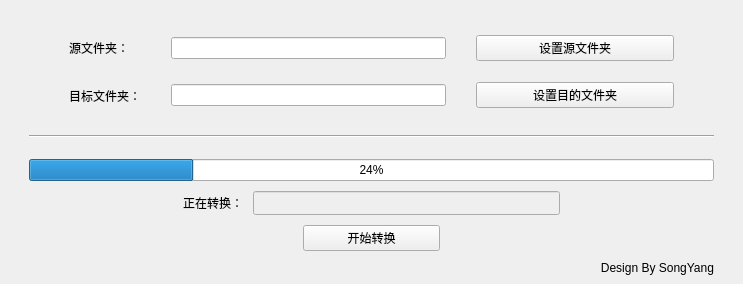
Qt form transdemo.ui (yourback/Data_Converter) before a commit.
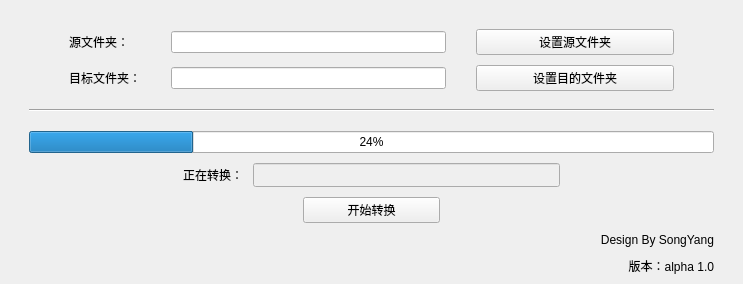
The same form after that commit. Icons and pictures are not drawn. Custom widgets are drawn as their Qt base class.

Commit message: generate executable file

What changed in the file:
```diff
--- a/transdemo.ui
+++ b/transdemo.ui
@@ -283,7 +283,7 @@
        </spacer>
       </item>
       <item>
-       <layout class="QVBoxLayout" name="verticalLayout_2" stretch="3,0,3,0,3,1">
+       <layout class="QVBoxLayout" name="verticalLayout_2" stretch="3,0,3,0,3,1,0">
         <property name="spacing">
          <number>10</number>
         </property>
@@ -456,6 +456,16 @@
           </property>
          </widget>
         </item>
+        <item>
+         <widget class="QLabel" name="label_5">
+          <property name="text">
+           <string>版本：alpha 1.0</string>
+          </property>
+          <property name="alignment">
+           <set>Qt::AlignRight|Qt::AlignTrailing|Qt::AlignVCenter</set>
+          </property>
+         </widget>
+        </item>
        </layout>
       </item>
      </layout>
```
The commit also changes 2 other files.
